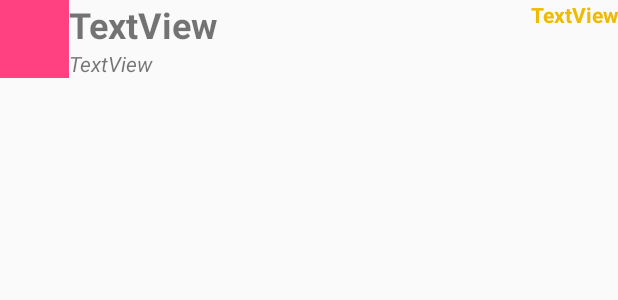
After one commit to tiberiusuciu/Incremental, an Android app: the layout shop_list_single.xml on its own in the app's theme, with its tools: preview values and no code run, on a phone screen of 412 x 824 dp. The commit adds this screen. Shown: the top 300 px of the screen. Run offline under Robolectric (Android 15) with nearby library versions, the phone set to English and light mode, and no system bars.

Commit message:
Implemented Shopping fragment, also made a custom list view to display properly the information of each farmer

```diff
--- a/app/src/main/java/com/example/ergo/incremental/utils/FarmersStats.java
+++ b/app/src/main/java/com/example/ergo/incremental/utils/FarmersStats.java
@@ -43,7 +43,7 @@ public interface FarmersStats {
     final int MIECHKO_COST = 2;
 
     //Currency = Dnd
-    final String JEAN_DANIEL_NAME = "JEAN_DANIEL";
+    final String JEAN_DANIEL_NAME = "JEAN DANIEL";
     final int JEAN_DANIEL_CPS = 4;
     final int JEAN_DANIEL_COST = 2;
 
--- a/app/src/main/res/layout/shop_fragment.xml
+++ b/app/src/main/res/layout/shop_fragment.xml
@@ -3,4 +3,8 @@
     android:orientation="vertical" android:layout_width="match_parent"
     android:layout_height="match_parent">
 
+    <ListView
+        android:layout_width="match_parent"
+        android:layout_height="match_parent"
+        android:id="@+id/listView" />
 </LinearLayout>
--- /dev/null
+++ b/app/src/main/res/layout/shop_list_single.xml
@@ -0,0 +1,51 @@
+<?xml version="1.0" encoding="utf-8"?>
+<LinearLayout xmlns:android="http://schemas.android.com/apk/res/android"
+    xmlns:app="http://schemas.android.com/apk/res-auto"
+    android:orientation="vertical" android:layout_width="match_parent"
+    android:layout_height="match_parent">
+
+    <LinearLayout
+        android:orientation="horizontal"
+        android:layout_width="match_parent"
+        android:layout_height="wrap_content">
+
+        <ImageView
+            android:layout_width="match_parent"
+            android:layout_height="match_parent"
+            app:srcCompat="@color/colorAccent"
+            android:id="@+id/imageView"
+            android:layout_weight="4" />
+
+        <LinearLayout
+            android:orientation="vertical"
+            android:layout_width="match_parent"
+            android:layout_height="match_parent"
+            android:layout_weight="2">
+
+            <TextView
+                android:text="TextView"
+                android:layout_width="match_parent"
+                android:layout_height="wrap_content"
+                android:id="@+id/textView"
+                android:textSize="24sp"
+                android:textStyle="normal|bold" />
+
+            <TextView
+                android:text="TextView"
+                android:layout_width="match_parent"
+                android:layout_height="wrap_content"
+                android:id="@+id/subTextView"
+                android:textStyle="normal|italic" />
+        </LinearLayout>
+
+        <TextView
+            android:text="TextView"
+            android:layout_width="match_parent"
+            android:layout_height="match_parent"
+            android:id="@+id/price"
+            android:layout_weight="3"
+            android:textStyle="normal|bold"
+            android:textAlignment="textEnd"
+            android:textColor="@color/gold" />
+    </LinearLayout>
+</LinearLayout>
--- a/app/src/main/res/values/colors.xml
+++ b/app/src/main/res/values/colors.xml
@@ -7,4 +7,5 @@
     <color name="clickerButton">#FF00FF</color>
     <color name="clickerBackground">#000000</color>
     <color name="white">#FFFFFF</color>
+    <color name="gold">#EEBB00</color>
 </resources>
```
Also changed, not shown: app/src/main/java/com/example/ergo/incremental/CustomList.java (added, +44 -0 lines), app/src/main/java/com/example/ergo/incremental/fragment/ShopFragment.java (+74 -4 lines).
